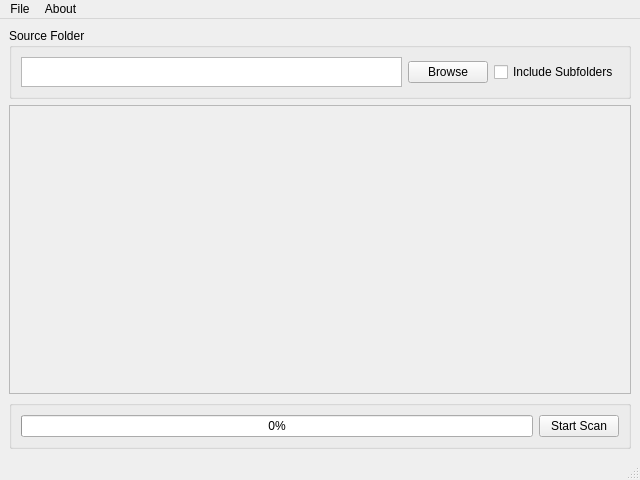
Before: the Qt Designer form photoboss/resources/MainWindow.ui in maximoh-mmo/PhotoBoss, drawn with Qt 5.
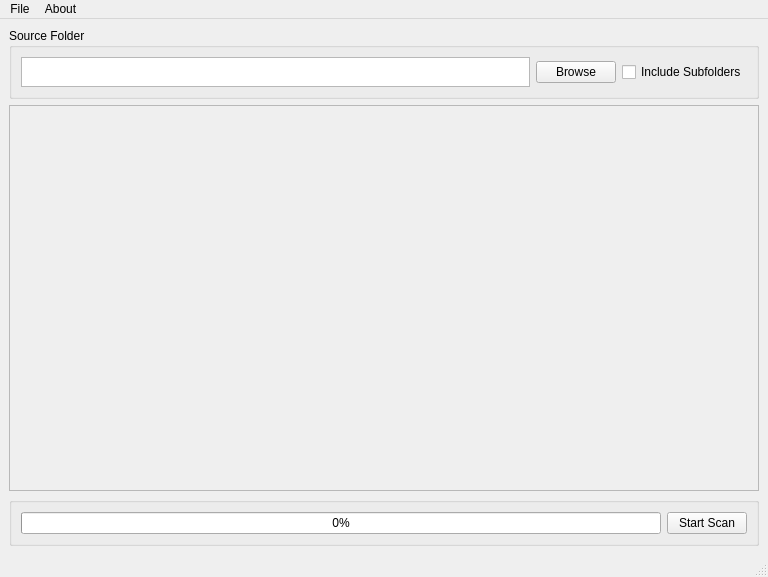
After: the same form once the commit is applied. Icons and pictures are not drawn.

Patch:
```diff
--- a/photoboss/resources/MainWindow.ui
+++ b/photoboss/resources/MainWindow.ui
@@ -6,14 +6,17 @@
    <rect>
     <x>0</x>
     <y>0</y>
-    <width>640</width>
-    <height>480</height>
+    <width>768</width>
+    <height>577</height>
    </rect>
   </property>
   <property name="windowTitle">
    <string>MainWindow</string>
   </property>
   <widget class="QWidget" name="centralwidget">
+   <property name="enabled">
+    <bool>true</bool>
+   </property>
    <layout class="QVBoxLayout" name="verticalLayout">
     <item>
      <widget class="QGroupBox" name="header">
@@ -70,8 +73,8 @@
         <rect>
          <x>0</x>
          <y>0</y>
-         <width>620</width>
-         <height>281</height>
+         <width>748</width>
+         <height>378</height>
         </rect>
        </property>
        <layout class="QVBoxLayout" name="verticalLayout_2">
@@ -124,7 +127,7 @@
     <rect>
      <x>0</x>
      <y>0</y>
-     <width>640</width>
+     <width>768</width>
      <height>21</height>
     </rect>
    </property>
```
Left out of the diff: 6 changed lines with no effect on the pictures.
